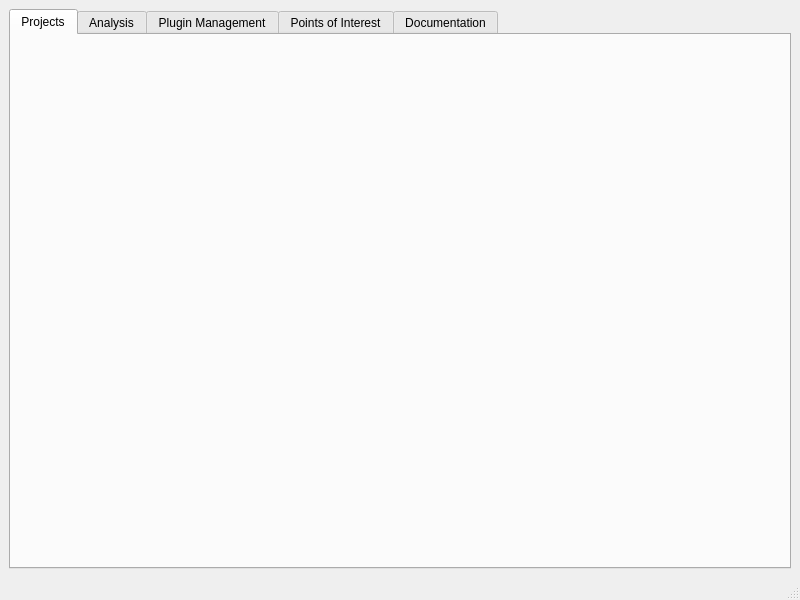
Qt form GUI/BATT5_SRS_GUI.ui (adalio0/BATT5) before a commit.
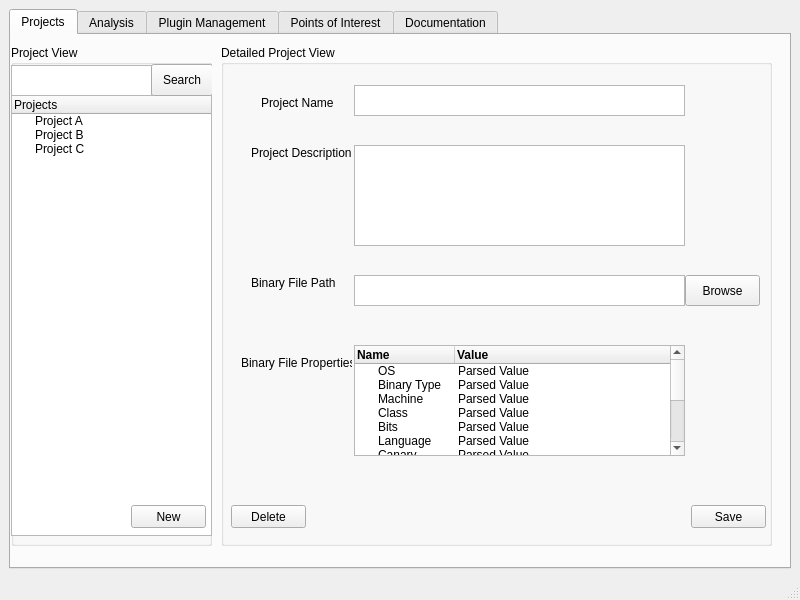
The same form after that commit. The open tabs and pages were chosen to show the change.

Commit message: Projects tab initial commit

Patch:
```diff
--- a/GUI/BATT5_SRS_GUI.ui
+++ b/GUI/BATT5_SRS_GUI.ui
@@ -24,6 +24,362 @@
        <attribute name="title">
         <string>Projects</string>
        </attribute>
+       <widget class="QGroupBox" name="groupBox">
+        <property name="geometry">
+         <rect>
+          <x>0</x>
+          <y>10</y>
+          <width>201</width>
+          <height>501</height>
+         </rect>
+        </property>
+        <property name="title">
+         <string>Project View</string>
+        </property>
+        <widget class="QTreeWidget" name="treeWidget">
+         <property name="geometry">
+          <rect>
+           <x>0</x>
+           <y>50</y>
+           <width>201</width>
+           <height>441</height>
+          </rect>
+         </property>
+         <column>
+          <property name="text">
+           <string>Projects</string>
+          </property>
+         </column>
+         <item>
+          <property name="text">
+           <string>Project A</string>
+          </property>
+         </item>
+         <item>
+          <property name="text">
+           <string>Project B</string>
+          </property>
+         </item>
+         <item>
+          <property name="text">
+           <string>Project C</string>
+          </property>
+         </item>
+        </widget>
+        <widget class="QTextEdit" name="projectSearch">
+         <property name="geometry">
+          <rect>
+           <x>0</x>
+           <y>20</y>
+           <width>141</width>
+           <height>31</height>
+          </rect>
+         </property>
+         <property name="whatsThis">
+          <string/>
+         </property>
+         <property name="html">
+          <string>&lt;!DOCTYPE HTML PUBLIC &quot;-//W3C//DTD HTML 4.0//EN&quot; &quot;http://www.w3.org/TR/REC-html40/strict.dtd&quot;&gt;
+&lt;html&gt;&lt;head&gt;&lt;meta name=&quot;qrichtext&quot; content=&quot;1&quot; /&gt;&lt;style type=&quot;text/css&quot;&gt;
+p, li { white-space: pre-wrap; }
+&lt;/style&gt;&lt;/head&gt;&lt;body style=&quot; font-family:'MS Shell Dlg 2'; font-size:8.25pt; font-weight:400; font-style:normal;&quot;&gt;
+&lt;p style=&quot;-qt-paragraph-type:empty; margin-top:0px; margin-bottom:0px; margin-left:0px; margin-right:0px; -qt-block-indent:0; text-indent:0px;&quot;&gt;&lt;br /&gt;&lt;/p&gt;&lt;/body&gt;&lt;/html&gt;</string>
+         </property>
+        </widget>
+        <widget class="QToolButton" name="searchButton">
+         <property name="geometry">
+          <rect>
+           <x>140</x>
+           <y>19</y>
+           <width>62</width>
+           <height>32</height>
+          </rect>
+         </property>
+         <property name="font">
+          <font>
+           <family>MS UI Gothic</family>
+          </font>
+         </property>
+         <property name="text">
+          <string>Search</string>
+         </property>
+        </widget>
+        <widget class="QPushButton" name="newButton">
+         <property name="geometry">
+          <rect>
+           <x>120</x>
+           <y>460</y>
+           <width>75</width>
+           <height>23</height>
+          </rect>
+         </property>
+         <property name="text">
+          <string>New</string>
+         </property>
+        </widget>
+       </widget>
+       <widget class="QGroupBox" name="groupBox_2">
+        <property name="geometry">
+         <rect>
+          <x>210</x>
+          <y>10</y>
+          <width>551</width>
+          <height>501</height>
+         </rect>
+        </property>
+        <property name="title">
+         <string>Detailed Project View</string>
+        </property>
+        <widget class="QLabel" name="label">
+         <property name="geometry">
+          <rect>
+           <x>40</x>
+           <y>50</y>
+           <width>91</width>
+           <height>16</height>
+          </rect>
+         </property>
+         <property name="text">
+          <string>Project Name</string>
+         </property>
+        </widget>
+        <widget class="QTextEdit" name="textEdit">
+         <property name="geometry">
+          <rect>
+           <x>133</x>
+           <y>40</y>
+           <width>331</width>
+           <height>31</height>
+          </rect>
+         </property>
+        </widget>
+        <widget class="QLabel" name="label_2">
+         <property name="geometry">
+          <rect>
+           <x>30</x>
+           <y>100</y>
+           <width>101</width>
+           <height>16</height>
+          </rect>
+         </property>
+         <property name="text">
+          <string>Project Description</string>
+         </property>
+        </widget>
+        <widget class="QTextEdit" name="textEdit_2">
+         <property name="geometry">
+          <rect>
+           <x>133</x>
+           <y>100</y>
+           <width>331</width>
+           <height>101</height>
+          </rect>
+         </property>
+        </widget>
+        <widget class="QLabel" name="label_3">
+         <property name="geometry">
+          <rect>
+           <x>30</x>
+           <y>230</y>
+           <width>101</width>
+           <height>16</height>
+          </rect>
+         </property>
+         <property name="text">
+          <string>Binary File Path</string>
+         </property>
+        </widget>
+        <widget class="QTextBrowser" name="textBrowser">
+         <property name="geometry">
+          <rect>
+           <x>133</x>
+           <y>230</y>
+           <width>331</width>
+           <height>31</height>
+          </rect>
+         </property>
+        </widget>
+        <widget class="QPushButton" name="pushButton">
+         <property name="geometry">
+          <rect>
+           <x>464</x>
+           <y>230</y>
+           <width>75</width>
+           <height>31</height>
+          </rect>
+         </property>
+         <property name="text">
+          <string>Browse</string>
+         </property>
+        </widget>
+        <widget class="QLabel" name="label_4">
+         <property name="geometry">
+          <rect>
+           <x>20</x>
+           <y>310</y>
+           <width>111</width>
+           <height>16</height>
+          </rect>
+         </property>
+         <property name="text">
+          <string>Binary File Properties</string>
+         </property>
+        </widget>
+        <widget class="QTreeWidget" name="treeWidget_2">
+         <property name="geometry">
+          <rect>
+           <x>133</x>
+           <y>300</y>
+           <width>331</width>
+           <height>111</height>
+          </rect>
+         </property>
+         <column>
+          <property name="text">
+           <string>Name</string>
+          </property>
+          <property name="font">
+           <font>
+            <weight>75</weight>
+            <bold>true</bold>
+           </font>
+          </property>
+         </column>
+         <column>
+          <property name="text">
+           <string>Value</string>
+          </property>
+          <property name="font">
+           <font>
+            <weight>75</weight>
+            <bold>true</bold>
+           </font>
+          </property>
+         </column>
+         <item>
+          <property name="text">
+           <string>OS</string>
+          </property>
+          <property name="text">
+           <string>Parsed Value</string>
+          </property>
+         </item>
+         <item>
+          <property name="text">
+           <string>Binary Type</string>
+          </property>
+          <property name="text">
+           <string>Parsed Value</string>
+          </property>
+         </item>
+         <item>
+          <property name="text">
+           <string>Machine</string>
+          </property>
+          <property name="text">
+           <string>Parsed Value</string>
+          </property>
+         </item>
+         <item>
+          <property name="text">
+           <string>Class</string>
+          </property>
+          <property name="text">
+           <string>Parsed Value</string>
+          </property>
+         </item>
+         <item>
+          <property name="text">
+           <string>Bits</string>
+          </property>
+          <property name="text">
+           <string>Parsed Value</string>
+          </property>
+         </item>
+         <item>
+          <property name="text">
+           <string>Language</string>
+          </property>
+          <property name="text">
+           <string>Parsed Value</string>
+          </property>
+         </item>
+         <item>
+          <property name="text">
+           <string>Canary</string>
+          </property>
+          <property name="text">
+           <string>Parsed Value</string>
+          </property>
+         </item>
+         <item>
+          <property name="text">
+           <string>Nx</string>
+          </property>
+          <property name="text">
+           <string>Parsed Value</string>
+          </property>
+         </item>
+         <item>
+          <property name="text">
+           <string>Pic</string>
+          </property>
+          <property name="text">
+           <string>Parsed Value</string>
+          </property>
+         </item>
+         <item>
+          <property name="text">
+           <string>Relocs</string>
+          </property>
+          <property name="text">
+           <string>Parsed Value</string>
+          </property>
+         </item>
+         <item>
+          <property name="text">
+           <string>Relro</string>
+          </property>
+          <property name="text">
+           <string>Parsed Value</string>
+          </property>
+         </item>
+         <item>
+          <property name="text">
+           <string>Stripped</string>
+          </property>
+          <property name="text">
+           <string>Parsed Value</string>
+          </property>
+         </item>
+        </widget>
+        <widget class="QPushButton" name="pushButton_2">
+         <property name="geometry">
+          <rect>
+           <x>10</x>
+           <y>460</y>
+           <width>75</width>
+           <height>23</height>
+          </rect>
+         </property>
+         <property name="text">
+          <string>Delete</string>
+         </property>
+        </widget>
+        <widget class="QPushButton" name="pushButton_3">
+         <property name="geometry">
+          <rect>
+           <x>470</x>
+           <y>460</y>
+           <width>75</width>
+           <height>23</height>
+          </rect>
+         </property>
+         <property name="text">
+          <string>Save</string>
+         </property>
+        </widget>
+       </widget>
       </widget>
       <widget class="QWidget" name="analysisTab">
        <attribute name="title">
```
Left out of the diff: 4 changed lines with no effect on the pictures.
